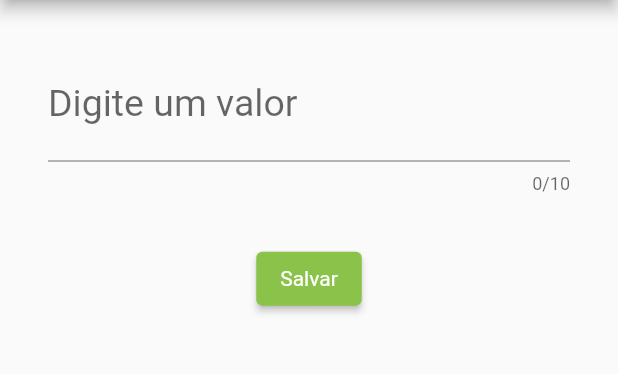
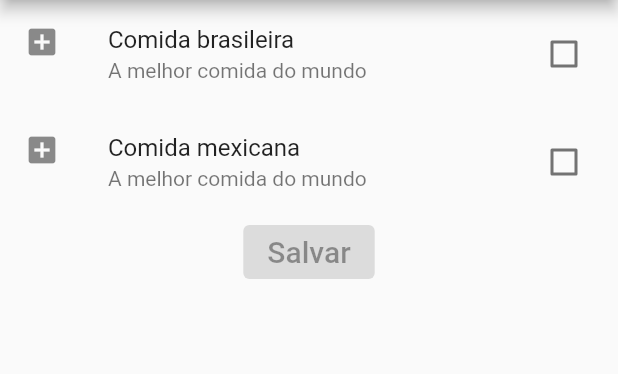
Before and after one commit to Queonias/entrada_de_dados, a Flutter app: the screen it shows after launch, on a phone screen of 412 x 824 dp, the part 84-458 px from its top. Run offline on Flutter 3.47's test engine with Material 2 defaults, Android fonts, the phone set to English and light mode, and no system bars.

Commit message:
utilização de checkbox

```diff
--- /dev/null
+++ b/lib/entrada_checkbox.dart
@@ -0,0 +1,72 @@
+import 'package:flutter/material.dart';
+
+class EntradaCheckbox extends StatefulWidget {
+  const EntradaCheckbox({super.key});
+
+  @override
+  State<EntradaCheckbox> createState() => _EntradaCheckboxState();
+}
+
+class _EntradaCheckboxState extends State<EntradaCheckbox> {
+  bool _isChecketBrasileira = false;
+  bool _isChecketMexicana = false;
+
+  @override
+  Widget build(BuildContext context) {
+    return Scaffold(
+      appBar: AppBar(
+        title: const Text("Entrada de dados"),
+      ),
+      body: Container(
+        child: Column(
+          children: [
+            CheckboxListTile(
+              title: const Text("Comida brasileira"),
+              subtitle: const Text("A melhor comida do mundo"),
+              activeColor: Colors.green,
+              selected: _isChecketBrasileira,
+              value: _isChecketBrasileira,
+              secondary: const Icon(Icons.add_box),
+              onChanged: (value) {
+                setState(() {
+                  _isChecketBrasileira = value!;
+                });
+              },
+            ),
+            CheckboxListTile(
+              title: const Text("Comida mexicana"),
+              subtitle: const Text("A melhor comida do mundo"),
+              activeColor: Colors.green,
+              selected: _isChecketMexicana,
+              value: _isChecketMexicana,
+              secondary: const Icon(Icons.add_box),
+              onChanged: (value) {
+                setState(() {
+                  _isChecketMexicana = value!;
+                });
+              },
+            ),
+
+            const ElevatedButton(
+              onPressed: null,
+              child: Text(
+                "Salvar",
+                style: TextStyle(fontSize: 20),
+              ),
+            )
+
+            // const Text("Comida brasileira"),
+            // Checkbox(
+            //   value: _isChecket,
+            //   onChanged: (value) {
+            //     setState(() {
+            //       _isChecket = value!;
+            //     });
+            //   },
+            // )
+          ],
+        ),
+      ),
+    );
+  }
+}
--- a/lib/main.dart
+++ b/lib/main.dart
@@ -1,8 +1,10 @@
 import 'package:entrada_dados/campo_texto.dart';
+import 'package:entrada_dados/entrada_checkbox.dart';
 import 'package:flutter/material.dart';
 
 void main() {
   runApp(const MaterialApp(
-    home: CampoTexto(),
+    // home: CampoTexto(),
+    home: EntradaCheckbox(),
   ));
 }
```
